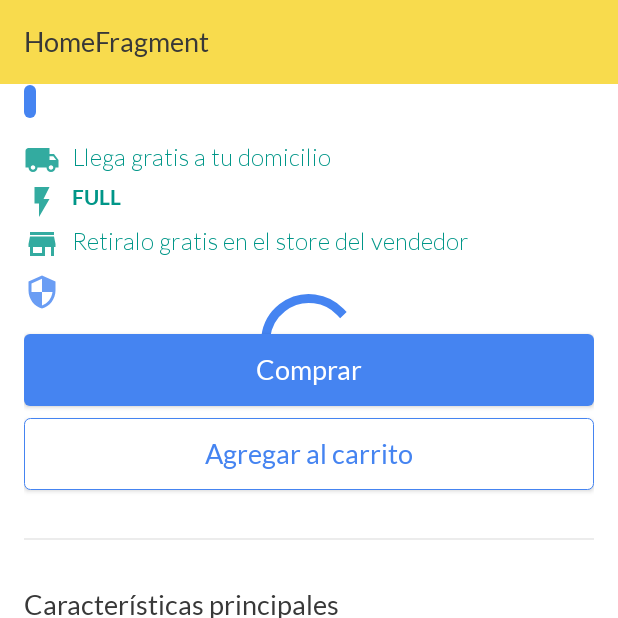
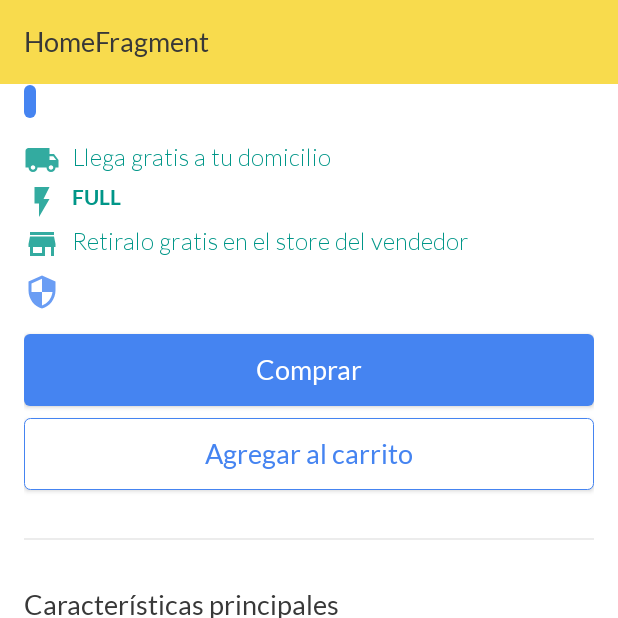
Before and after one commit to jmarcecuevas/MELI-android, an Android app: the fragment ItemDetailFragment placed in its activity, scrolled down 537 dp, on a phone screen of 412 x 824 dp, the top half of it. Run offline under Robolectric (Android 15) with nearby library versions, the phone set to English and light mode, and no system bars; our stand-ins replace data binding, navigation-ui; libraries missing offline, so code that uses them is left out: com.jakewharton.retrofit2, com.opensooq.pluto; plain views replace PlutoView; 26 statements that could not run were skipped.

Commit message:
Network error handled

```diff
--- a/app/src/main/java/com/marcelocuevas/mercadolibrechallenge/presentation/ui/custom/ErrorView.kt
+++ b/app/src/main/java/com/marcelocuevas/mercadolibrechallenge/presentation/ui/custom/ErrorView.kt
@@ -11,7 +11,7 @@ import kotlinx.android.synthetic.main.include_network_error.view.*
 
 class ErrorView: FrameLayout {
 
-    lateinit var onClick: () -> Unit
+    var onClick: (() -> Unit)? = null
 
     constructor(context: Context) : super(context)
 
@@ -22,7 +22,7 @@ class ErrorView: FrameLayout {
     init {
         LayoutInflater.from(context).inflate(R.layout.include_network_error, this)
         retryButton.setOnClickListener {
-            onClick()
+            onClick?.let { it() }
         }
     }
 
--- a/app/src/main/java/com/marcelocuevas/mercadolibrechallenge/presentation/utils/BindingAdapter.kt
+++ b/app/src/main/java/com/marcelocuevas/mercadolibrechallenge/presentation/utils/BindingAdapter.kt
@@ -13,6 +13,11 @@ fun hideIfZero(view: View, number: Int) {
     view.visibility = if (number == 0) View.GONE else View.VISIBLE
 }
 
+@BindingAdapter("hide")
+fun hide(view: View, value: Boolean) {
+    view.visibility = if (value) View.GONE else View.VISIBLE
+}
+
 @BindingAdapter("hideIfZero")
 fun hideIfZero(view: View, number: Float) {
     view.visibility = if (number == 0f) View.GONE else View.VISIBLE
--- a/app/src/main/res/layout/fragment_home.xml
+++ b/app/src/main/res/layout/fragment_home.xml
@@ -14,12 +14,12 @@
         <com.marcelocuevas.mercadolibrechallenge.presentation.utils.TouchInterceptorLayout
             android:id="@+id/searchViewContainer"
             android:layout_width="match_parent"
-            android:layout_height="40dp"
+            android:layout_height="@dimen/searchViewDimen"
             android:layout_marginEnd="@dimen/largeDimen">
 
             <androidx.appcompat.widget.SearchView
                 android:layout_width="match_parent"
-                android:layout_height="40dp"
+                android:layout_height="@dimen/searchViewDimen"
                 android:id="@+id/searchView"
                 app:iconifiedByDefault="false"
                 app:queryHint="@string/serch_query_hint"
--- a/app/src/main/res/layout/fragment_item_detail.xml
+++ b/app/src/main/res/layout/fragment_item_detail.xml
@@ -9,12 +9,11 @@
             name="viewModel"
             type="com.marcelocuevas.mercadolibrechallenge.presentation.viewmodel.ItemViewModel">
         </variable>
-
     </data>
 
-    <LinearLayout
+    <RelativeLayout
         android:layout_width="match_parent"
-        android:layout_height="wrap_content"
+        android:layout_height="match_parent"
         android:orientation="vertical"
         android:background="@color/white">
 
@@ -27,6 +26,9 @@
         <androidx.core.widget.NestedScrollView
             android:layout_width="match_parent"
             android:layout_height="wrap_content"
+            android:layout_below="@id/toolbar"
+            hide="@{viewModel.loading || viewModel.error}"
+            android:visibility="gone"
             app:layout_constraintTop_toBottomOf="@+id/toolbar">
 
             <androidx.constraintlayout.widget.ConstraintLayout
@@ -35,21 +37,9 @@
                 android:background="@color/white"
                 android:padding="@dimen/largeDimen">
 
-                <androidx.core.widget.ContentLoadingProgressBar
-                    android:id="@+id/progressBar"
-                    android:layout_width="wrap_content"
-                    android:layout_height="wrap_content"
-                    app:layout_constraintTop_toTopOf="parent"
-                    app:layout_constraintBottom_toBottomOf="parent"
-                    app:layout_constraintStart_toStartOf="parent"
-                    app:layout_constraintEnd_toEndOf="parent"
-                    style="?android:attr/progressBarStyleLarge"
-                    android:layout_gravity="center">
-                </androidx.core.widget.ContentLoadingProgressBar>
-
                 <include
-                    bind:viewModel="@{viewModel}"
-                    layout="@layout/include_header_product_detail">
+                    layout="@layout/include_header_product_detail"
+                    bind:viewModel="@{viewModel}">
                 </include>
 
                 <com.opensooq.pluto.PlutoView
@@ -91,5 +81,23 @@
 
         </androidx.core.widget.NestedScrollView>
 
-    </LinearLayout>
+        <com.marcelocuevas.mercadolibrechallenge.presentation.ui.custom.ErrorView
+            android:id="@+id/errorView"
+            android:layout_width="wrap_content"
+            android:layout_height="wrap_content"
+            android:layout_centerInParent="true"
+            android:visibility="gone">
+        </com.marcelocuevas.mercadolibrechallenge.presentation.ui.custom.ErrorView>
+
+        <androidx.core.widget.ContentLoadingProgressBar
+            android:id="@+id/progressBar"
+            android:layout_width="wrap_content"
+            android:layout_height="wrap_content"
+            android:layout_centerInParent="true"
+            style="?android:attr/progressBarStyleLarge"
+            android:layout_gravity="center"
+            android:visibility="gone">
+        </androidx.core.widget.ContentLoadingProgressBar>
+
+    </RelativeLayout>
 </layout>
--- a/app/src/main/res/layout/fragment_search_results.xml
+++ b/app/src/main/res/layout/fragment_search_results.xml
@@ -29,7 +29,7 @@
 
     <com.marcelocuevas.mercadolibrechallenge.presentation.ui.custom.ErrorView
         android:id="@+id/errorView"
-        android:layout_width="match_parent"
+        android:layout_width="wrap_content"
         android:layout_height="wrap_content"
         app:layout_constraintTop_toTopOf="parent"
         app:layout_constraintStart_toStartOf="parent"
--- a/app/src/main/res/layout/include_attributes_product_detail.xml
+++ b/app/src/main/res/layout/include_attributes_product_detail.xml
@@ -18,8 +18,7 @@
             android:layout_height="1dp"
             app:layout_constraintTop_toBottomOf="@+id/addToCartButton"
             android:layout_marginTop="@dimen/xLargeDimen"
-            android:background="@color/gray10"
-            hideIfFalse="@{!viewModel.loading.booleanValue()}">
+            android:background="@color/gray10">
         </View>
 
         <TextView
@@ -32,7 +31,7 @@
             android:fontFamily="@font/lato"
             android:textSize="18sp"
             android:text="@string/product_detail_features_title"
-            hideIfFalse="@{!viewModel.loading.booleanValue() &amp;&amp; viewModel.item.hasAttributes()}"
+            hideIfFalse="@{viewModel.item.hasAttributes()}"
             android:visibility="visible">
         </TextView>
 
--- a/app/src/main/res/layout/include_description_product_detail.xml
+++ b/app/src/main/res/layout/include_description_product_detail.xml
@@ -20,7 +20,7 @@
             app:layout_constraintTop_toBottomOf="@+id/showAllAttrsButton"
             android:layout_marginTop="@dimen/xLargeDimen"
             android:background="@color/gray10"
-            hideIfFalse="@{!viewModel.item.description.empty &amp;&amp; !viewModel.loading.booleanValue()}">
+            hideIfFalse="@{!viewModel.item.description.empty}">
         </View>
 
         <TextView
@@ -34,7 +34,7 @@
             android:fontFamily="@font/lato"
             android:textSize="20sp"
             android:text="@string/product_detail_description_title"
-            hideIfFalse="@{!viewModel.item.description.empty &amp;&amp; !viewModel.loading.booleanValue()}"
+            hideIfFalse="@{!viewModel.item.description.empty}"
             tools:text="Descripción">
         </TextView>
 
--- a/app/src/main/res/layout/include_price_and_shipping_product_detail.xml
+++ b/app/src/main/res/layout/include_price_and_shipping_product_detail.xml
@@ -121,7 +121,7 @@
             android:textSize="16sp"
             android:textColor="@color/colorAccent"
             android:text="@{viewModel.item.warranty}"
-            hideIfFalse="@{!viewModel.item.warranty.empty &amp;&amp; !viewModel.loading.booleanValue()}"
+            hideIfFalse="@{!viewModel.item.warranty.empty}"
             tools:text="12 meses de garantía">
         </TextView>
 
@@ -139,7 +139,6 @@
             android:textAllCaps="false"
             android:background="@drawable/bg_accent_rounded"
             android:text="@string/buy_label"
-            hideIfFalse="@{!viewModel.loading.booleanValue()}"
             tools:visibility="visible"
             tools:text="Comprar ahora">
         </Button>
@@ -158,7 +157,6 @@
             android:textAllCaps="false"
             android:background="@drawable/bg_transparent_rounded"
             android:text="@string/add_to_cart_label"
-            hideIfFalse="@{!viewModel.loading.booleanValue()}"
             tools:visibility="visible"
             tools:text="Agregar al carrito">
         </Button>
--- a/app/src/main/res/layout/include_reviews_product_detail.xml
+++ b/app/src/main/res/layout/include_reviews_product_detail.xml
@@ -19,7 +19,7 @@
             app:layout_constraintTop_toBottomOf="@+id/descriptionTextView"
             android:layout_marginTop="@dimen/xLargeDimen"
             android:background="@color/gray10"
-            hideIfFalse="@{viewModel.item.hasReviews() &amp;&amp; !viewModel.loading.booleanValue()}"
+            hideIfFalse="@{viewModel.item.hasReviews()}"
             tools:visibility="visible">
         </View>
 
--- a/app/src/main/res/layout/item_picture_slide.xml
+++ b/app/src/main/res/layout/item_picture_slide.xml
@@ -1,5 +1,6 @@
 <?xml version="1.0" encoding="utf-8"?>
-<androidx.constraintlayout.widget.ConstraintLayout xmlns:android="http://schemas.android.com/apk/res/android"
+<androidx.constraintlayout.widget.ConstraintLayout
+    xmlns:android="http://schemas.android.com/apk/res/android"
     android:layout_width="match_parent"
     android:layout_height="wrap_content"
     xmlns:app="http://schemas.android.com/apk/res-auto">
@@ -11,7 +12,8 @@
         app:layout_constraintTop_toTopOf="parent"
         app:layout_constraintStart_toStartOf="parent"
         app:layout_constraintEnd_toEndOf="parent"
-        app:layout_constraintDimensionRatio="1:1">
+        app:layout_constraintDimensionRatio="1:1"
+        android:contentDescription="@null">
     </ImageView>
 
 </androidx.constraintlayout.widget.ConstraintLayout>
--- a/app/src/main/res/values/dimens.xml
+++ b/app/src/main/res/values/dimens.xml
@@ -5,4 +5,5 @@
     <dimen name="mediumDimen">8dp</dimen>
     <dimen name="largeDimen">16dp</dimen>
     <dimen name="xLargeDimen">32dp</dimen>
+    <dimen name="searchViewDimen">40dp</dimen>
 </resources>
```
Also changed, not shown: app/src/main/java/com/marcelocuevas/mercadolibrechallenge/presentation/ui/fragment/ItemDetailFragment.kt (+12 -3 lines), app/src/main/java/com/marcelocuevas/mercadolibrechallenge/presentation/viewmodel/ItemViewModel.kt (+21 -10 lines), app/src/main/res/layout/fragment_search.xml (+6 -6 lines), app/src/main/res/layout/include_network_error.xml (+5 -6 lines), app/src/main/res/layout/include_separator_product_detail.xml (deleted, +0 -12 lines).
